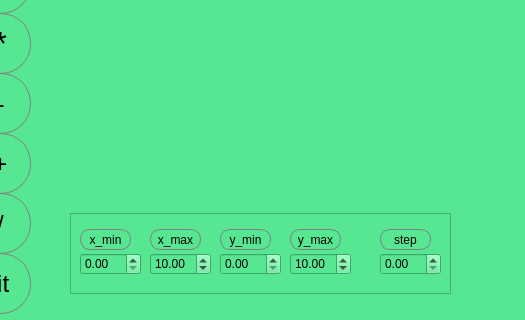
Qt form src/Calculator/mainwindow.ui (manwoodt/SmartCalc_v1.0-1) before a commit; both pictures show x 340 to 865 and y 177 to 497 of the 865 by 497 pixel window.
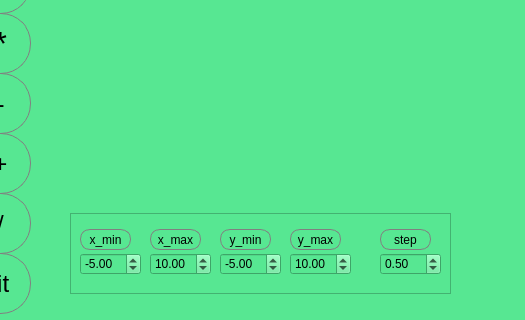
The same form after that commit. Custom widgets are drawn as their Qt base class.

The edit to the form file:
```diff
--- a/src/Calculator/mainwindow.ui
+++ b/src/Calculator/mainwindow.ui
@@ -1230,7 +1230,7 @@
       <x>390</x>
       <y>70</y>
       <width>431</width>
-      <height>171</height>
+      <height>301</height>
      </rect>
     </property>
    </widget>
@@ -1261,9 +1261,15 @@
      <property name="styleSheet">
       <string notr="true">color:black;</string>
      </property>
+     <property name="maximum">
+      <double>10.990000000000000</double>
+     </property>
      <property name="singleStep">
       <double>0.100000000000000</double>
      </property>
+     <property name="value">
+      <double>0.500000000000000</double>
+     </property>
     </widget>
     <widget class="QDoubleSpinBox" name="doubleSpinBox_y_min">
      <property name="geometry">
@@ -1277,6 +1283,15 @@
      <property name="styleSheet">
       <string notr="true">color:black;</string>
      </property>
+     <property name="minimum">
+      <double>-1000.000000000000000</double>
+     </property>
+     <property name="maximum">
+      <double>1000.990000000000009</double>
+     </property>
+     <property name="value">
+      <double>-5.000000000000000</double>
+     </property>
     </widget>
     <widget class="QDoubleSpinBox" name="doubleSpinBox_x_max">
      <property name="geometry">
@@ -1390,8 +1405,14 @@
      <property name="styleSheet">
       <string notr="true">color:black;</string>
      </property>
+     <property name="minimum">
+      <double>-1000.000000000000000</double>
+     </property>
+     <property name="maximum">
+      <double>1000.000000000000000</double>
+     </property>
      <property name="value">
-      <double>0.000000000000000</double>
+      <double>-5.000000000000000</double>
      </property>
     </widget>
     <widget class="QLabel" name="label_4">
```
Left out of the diff: 12 changed lines with no effect on the pictures.
